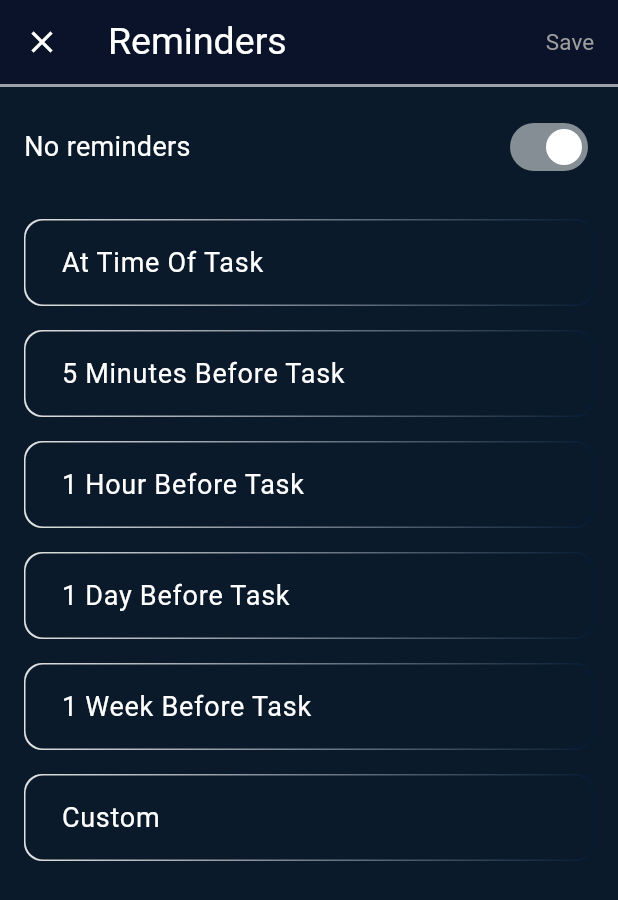
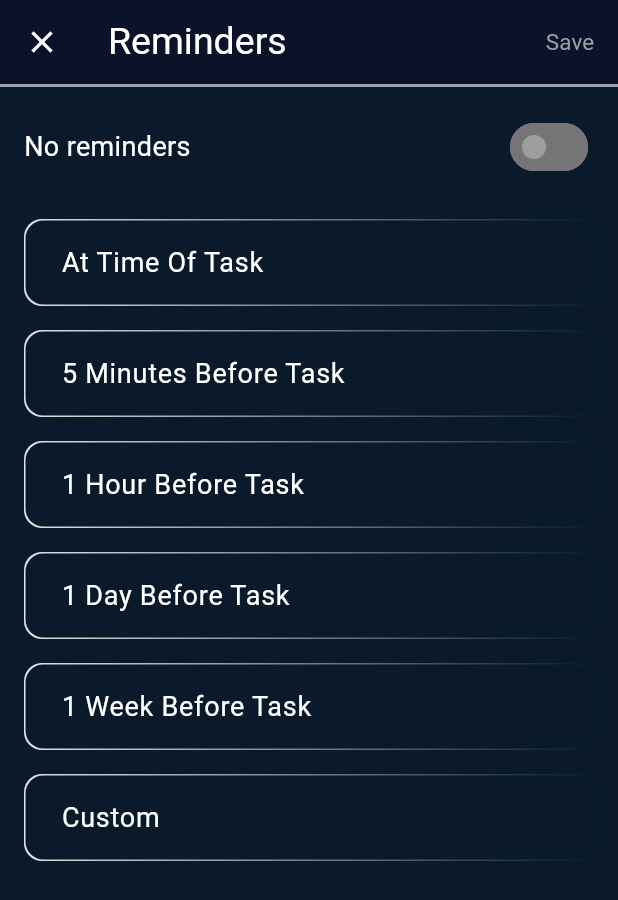
Before and after one commit to ZakiZaheer/Software-Engineering-Project, a Flutter app: the TaskRemindersScreen screen opened directly, on a phone screen of 412 x 824 dp. Shown: the top 900 px of the screen. Run offline on Flutter 3.47's test engine with Material 3 defaults, Android fonts, the light colour scheme and no system bars; our stand-ins replace flutter_local_notifications, flutter_tts, sqflite, supabase_flutter, timezone; missing offline and left inert: workmanager; accounts and stored records are empty.

Commit message:
new commit

```diff
--- a/task_manager/lib/customWidgets/TaskTile.dart
+++ b/task_manager/lib/customWidgets/TaskTile.dart
@@ -92,8 +92,6 @@ class _TaskTileState extends State<TaskTile> {
                     child: Column(
                       crossAxisAlignment: CrossAxisAlignment.start,
                   children: [
-                    Row(
-                      children: [
                     Text(
                       widget.task.title,
                       style: TextStyle(
@@ -104,8 +102,6 @@ class _TaskTileState extends State<TaskTile> {
                           decoration: decoration
                           // Use black text to contrast
                           ),
-                        ),
-                      ],
                     ),
                     if (widget.task.date != null)
                       Wrap(
--- a/task_manager/lib/screens/task_screens/task_reminders_screen.dart
+++ b/task_manager/lib/screens/task_screens/task_reminders_screen.dart
@@ -44,7 +44,7 @@ class _TaskRemindersScreenState extends State<TaskRemindersScreen> {
 
   List<String> selectedOptions = [
   ];
-  bool remindersEnabled = true; // Toggle for reminders switch
+  bool remindersEnabled = false; // Toggle for reminders switch
 
   @override
   Widget build(BuildContext context) {
@@ -67,7 +67,6 @@ class _TaskRemindersScreenState extends State<TaskRemindersScreen> {
           TextButton(
             onPressed: () {
               List<TaskReminder> reminderList = [];
-              print(selectedOptions);
               if(selectedOptions.contains("At Time Of Task")){
                 selectedOptions.remove("At Time Of Task");
                 reminderList.add(TaskReminder(reminderInterval: 0, reminderUnit: "Minute"));
@@ -95,8 +94,7 @@ class _TaskRemindersScreenState extends State<TaskRemindersScreen> {
       ),
       body: Padding(
         padding: const EdgeInsets.all(16.0),
-        child: Column(
-          crossAxisAlignment: CrossAxisAlignment.start,
+        child: ListView(
           children: [
             Row(
               children: [
@@ -125,10 +123,12 @@ class _TaskRemindersScreenState extends State<TaskRemindersScreen> {
             ),
             const SizedBox(height: 16),
             Opacity(
-              opacity: remindersEnabled ? 1.0 : 0.5, // Dim options if disabled
+              opacity: !remindersEnabled ? 1.0 : 0.5, // Dim options if disabled
               child: Column(
                 children: [
-                  GradientCheckBox(
+                  IgnorePointer(
+                    ignoring: remindersEnabled,
+                    child: GradientCheckBox(
                         text: "At Time Of Task",
                         isSelected: selectedOptions.contains("At Time Of Task"),
                         onSelect: () {
@@ -140,10 +140,11 @@ class _TaskRemindersScreenState extends State<TaskRemindersScreen> {
                             }
                           });
                         }),
+                  ),
                   ...options.map((option) {
                     bool isSelected = selectedOptions.contains(option);
                     return IgnorePointer(
-                      ignoring: !remindersEnabled,
+                      ignoring: remindersEnabled,
                       // Disable interactions if toggle is off
                       child: GradientCheckBox(
                         text: "$option Before Task",
@@ -160,7 +161,9 @@ class _TaskRemindersScreenState extends State<TaskRemindersScreen> {
                       ),
                     );
                   }),
-                  GradientCheckBox(
+                  IgnorePointer(
+                    ignoring: remindersEnabled,
+                    child: GradientCheckBox(
                       text: "Custom",
                       isSelected: false,
                       onSelect: () {
@@ -184,6 +187,7 @@ class _TaskRemindersScreenState extends State<TaskRemindersScreen> {
                         );
                       },
                     ),
+                  ),
                 ],
               ),
             ),
--- a/task_manager/lib/screens/task_screens/task_screen.dart
+++ b/task_manager/lib/screens/task_screens/task_screen.dart
@@ -4,6 +4,7 @@ import 'package:flutter/material.dart';
 import 'package:task_manager/customWidgets/TaskAlert.dart';
 import 'package:task_manager/customWidgets/TaskTile.dart';
 import 'package:task_manager/customWidgets/Taskdiscription.dart';
+import 'package:task_manager/customWidgets/footer.dart';
 import 'package:task_manager/customWidgets/taskExpansionTile.dart';
 import 'package:task_manager/notification_service/notification_service.dart';
 import 'package:task_manager/customWidgets/NewList.dart';
@@ -172,6 +173,7 @@ class _TaskScreenState extends State<TaskScreen> {
         },
         child: const Icon(Icons.add, color: Colors.black),
       ),
+      bottomNavigationBar:const MainFooter(),
     );
   }
 
--- a/task_manager/lib/screens/task_screens/task_time_set_screen.dart
+++ b/task_manager/lib/screens/task_screens/task_time_set_screen.dart
@@ -59,8 +59,7 @@ class _TaskDateTimeSelectionScreenState
       ),
       body: Padding(
         padding: const EdgeInsets.all(20.0),
-        child: Column(
-          crossAxisAlignment: CrossAxisAlignment.start,
+        child: ListView(
           children: [
             SelectionField(
               title: "Date",
```
Also changed, not shown: task_manager/lib/customWidgets/footer.dart (+16 -11 lines), task_manager/lib/customWidgets/gradient_text.dart (added, +29 -0 lines). Lines whose indentation alone changed are shown as unchanged.
